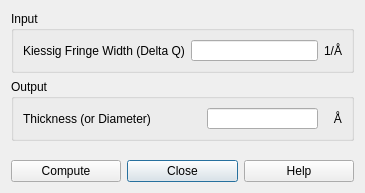
SasView/sasview, file src/sas/qtgui/Calculators/UI/KiessigPanel.ui: the form before one commit.
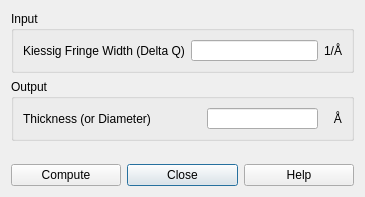
The form after the commit. Icons and pictures are not drawn.

Commit message: Set focus away from the Close button. SASVIEW-1161

Patch:
```diff
--- a/src/sas/qtgui/Calculators/UI/KiessigPanel.ui
+++ b/src/sas/qtgui/Calculators/UI/KiessigPanel.ui
@@ -7,7 +7,7 @@
     <x>0</x>
     <y>0</y>
     <width>365</width>
-    <height>193</height>
+    <height>197</height>
    </rect>
   </property>
   <property name="windowTitle">
```
Left out of the diff: 3 changed lines with no effect on the pictures. The commit also changes 1 other file.
